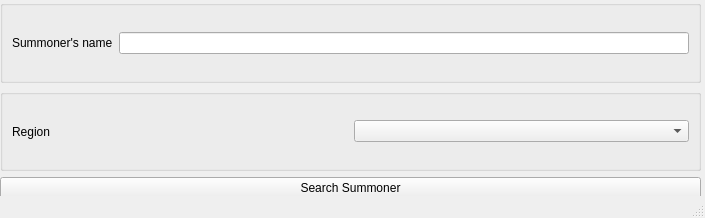
Qt form guiAlpha.ui (lucbece/tftOverlay) before a commit.
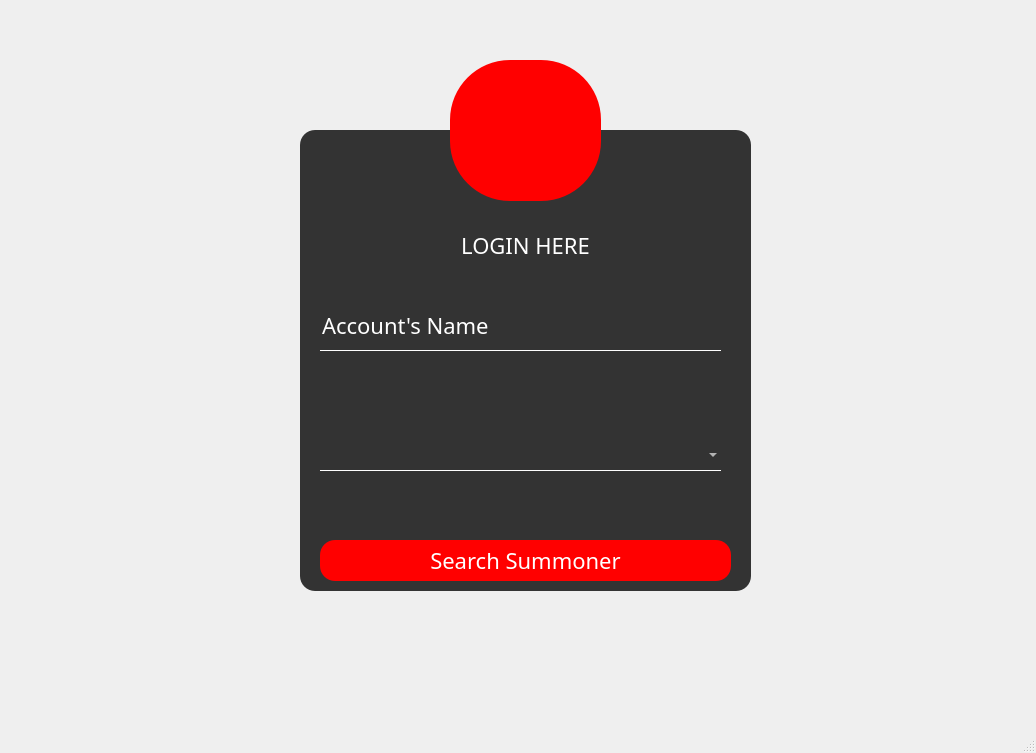
The same form after that commit. Icons and pictures are not drawn.

The edit to the form file:
```diff
--- a/guiAlpha.ui
+++ b/guiAlpha.ui
@@ -6,67 +6,176 @@
    <rect>
     <x>0</x>
     <y>0</y>
-    <width>705</width>
-    <height>218</height>
+    <width>1036</width>
+    <height>753</height>
    </rect>
   </property>
   <property name="windowTitle">
    <string>MainWindow</string>
   </property>
+  <property name="styleSheet">
+   <string notr="true">*{
+	font-family: century gothic;
+	font-size: 22px;
+}
+QFrame
+{
+	background:#333;
+	border-radius:15px;
+}
+QPushButton
+{
+	background:red;
+	border-radius:60px
+}
+QToolButton
+{
+	background:red;
+	border-radius:60px
+}
+QLabel
+{
+	color:white;
+}
+
+QLineEdit
+{
+background:transparent;
+border:none;
+color:white;
+border-bottom: 1px solid white;
+}
+
+QComboBox
+{
+background:transparent;
+border:none;
+color:white;
+border-bottom: 1px solid white;
+}
+
+
+QPushButton
+{
+	color:white;
+	border-radius:15px;
+}
+QPushButton:hover
+{
+	color:red;
+	border-radius:15px;
+	background:#49ebff
+}
+
+
+</string>
+  </property>
   <widget class="QWidget" name="centralwidget">
-   <widget class="QWidget" name="verticalLayoutWidget">
+   <widget class="QFrame" name="frame">
     <property name="geometry">
      <rect>
-      <x>0</x>
-      <y>0</y>
-      <width>701</width>
-      <height>199</height>
+      <x>300</x>
+      <y>130</y>
+      <width>451</width>
+      <height>461</height>
      </rect>
     </property>
-    <layout class="QVBoxLayout" name="verticalLayout">
-     <item>
-      <widget class="QGroupBox" name="horizontalGroupBox">
-       <layout class="QHBoxLayout" name="horizontalLayout">
-        <item>
-         <widget class="QLabel" name="summonerLabel">
-          <property name="text">
-           <string>Summoner's name</string>
-          </property>
-          <property name="buddy">
-           <cstring>searchSummonerButton</cstring>
-          </property>
-         </widget>
-        </item>
-        <item>
-         <widget class="QLineEdit" name="summonerEntry"/>
-        </item>
-       </layout>
-      </widget>
-     </item>
-     <item>
-      <widget class="QGroupBox" name="horizontalGroupBox_2">
-       <layout class="QHBoxLayout" name="horizontalLayout_2">
-        <item alignment="Qt::AlignLeft">
-         <widget class="QLabel" name="regionLabel">
-          <property name="text">
-           <string>Region</string>
-          </property>
-         </widget>
-        </item>
-        <item>
-         <widget class="QComboBox" name="regionList"/>
-        </item>
-       </layout>
-      </widget>
-     </item>
-     <item>
-      <widget class="QPushButton" name="searchSummonerButton">
-       <property name="text">
-        <string>Search Summoner</string>
-       </property>
-      </widget>
-     </item>
-    </layout>
+    <property name="frameShape">
+     <enum>QFrame::StyledPanel</enum>
+    </property>
+    <property name="frameShadow">
+     <enum>QFrame::Raised</enum>
+    </property>
+    <widget class="QPushButton" name="searchSummonerButton">
+     <property name="geometry">
+      <rect>
+       <x>20</x>
+       <y>410</y>
+       <width>411</width>
+       <height>41</height>
+      </rect>
+     </property>
+     <property name="text">
+      <string>Search Summoner</string>
+     </property>
+    </widget>
+    <widget class="QComboBox" name="regionList">
+     <property name="geometry">
+      <rect>
+       <x>20</x>
+       <y>310</y>
+       <width>401</width>
+       <height>31</height>
+      </rect>
+     </property>
+     <property name="currentText">
+      <string/>
+     </property>
+    </widget>
+    <widget class="QLabel" name="label">
+     <property name="geometry">
+      <rect>
+       <x>140</x>
+       <y>90</y>
+       <width>171</width>
+       <height>51</height>
+      </rect>
+     </property>
+     <property name="text">
+      <string>LOGIN HERE</string>
+     </property>
+     <property name="alignment">
+      <set>Qt::AlignCenter</set>
+     </property>
+    </widget>
+    <widget class="QLineEdit" name="summonerEntry">
+     <property name="geometry">
+      <rect>
+       <x>20</x>
+       <y>170</y>
+       <width>401</width>
+       <height>51</height>
+      </rect>
+     </property>
+     <property name="toolTip">
+      <string>&lt;html&gt;&lt;head/&gt;&lt;body&gt;&lt;p&gt;&lt;br/&gt;&lt;/p&gt;&lt;/body&gt;&lt;/html&gt;</string>
+     </property>
+     <property name="inputMask">
+      <string notr="true"/>
+     </property>
+     <property name="text">
+      <string notr="true">Account's Name</string>
+     </property>
+     <property name="maxLength">
+      <number>32767</number>
+     </property>
+     <property name="alignment">
+      <set>Qt::AlignLeading|Qt::AlignLeft|Qt::AlignVCenter</set>
+     </property>
+    </widget>
+   </widget>
+   <widget class="QToolButton" name="toolButton">
+    <property name="geometry">
+     <rect>
+      <x>450</x>
+      <y>60</y>
+      <width>151</width>
+      <height>141</height>
+     </rect>
+    </property>
+    <property name="text">
+     <string/>
+    </property>
+    <property name="icon">
+     <iconset>
+      <normaloff>../../Downloads/pngegg.png</normaloff>../../Downloads/pngegg.png</iconset>
+    </property>
+    <property name="iconSize">
+     <size>
+      <width>80</width>
+      <height>80</height>
+     </size>
+    </property>
    </widget>
   </widget>
   <widget class="QStatusBar" name="statusbar"/>
```
Left out of the diff: 4 changed lines with no effect on the pictures.
